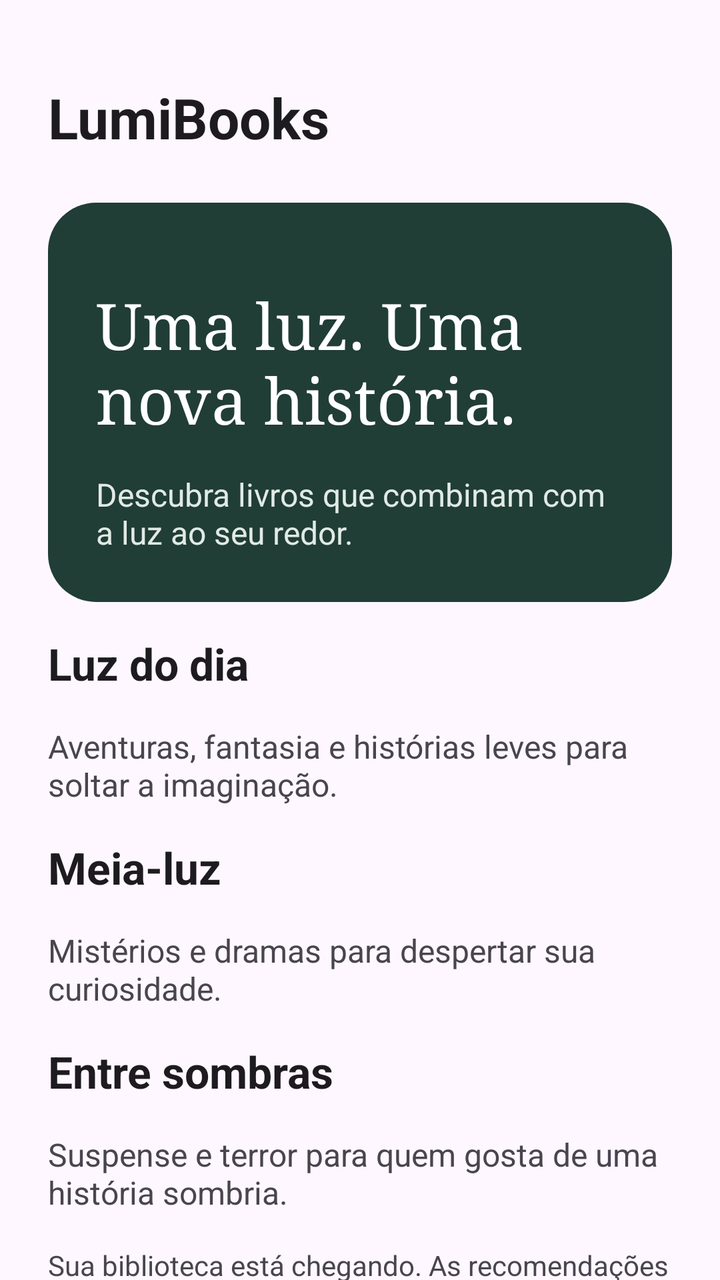
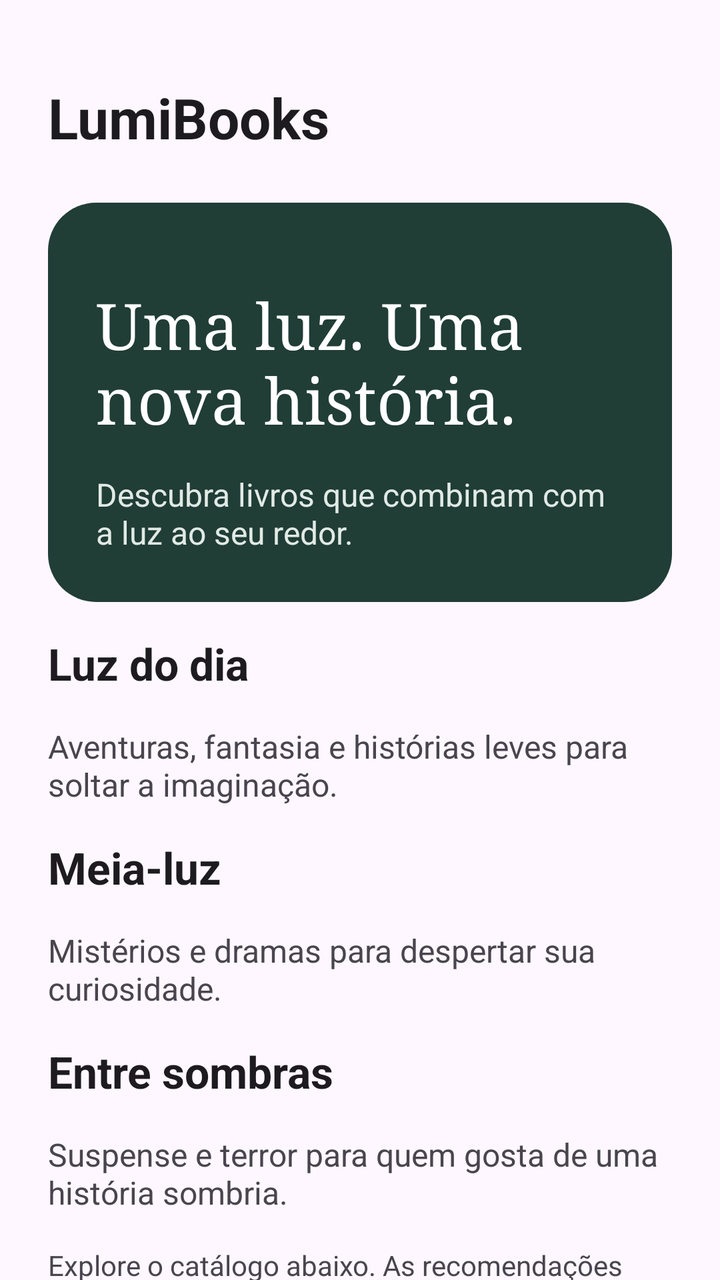

Before-and-after screenshots of an Android layout around one commit, followed by the original layout XML and the change that was made.
<!-- AndroidManifest.xml: application theme Theme.Projetofinal -->
<!-- res/layout/activity_main.xml -->
<?xml version="1.0" encoding="utf-8"?>
<androidx.core.widget.NestedScrollView xmlns:android="http://schemas.android.com/apk/res/android"
 android:id="@+id/main" android:layout_width="match_parent" android:layout_height="match_parent" android:fillViewport="true" android:background="?attr/colorSurface">
 <LinearLayout android:layout_width="match_parent" android:layout_height="wrap_content" android:orientation="vertical" android:padding="24dp">
 <TextView android:layout_width="match_parent" android:layout_height="wrap_content" android:text="@string/app_name" android:textSize="28sp" android:textColor="?attr/colorOnSurface" android:layout_marginTop="16dp" android:textStyle="bold" />
 <LinearLayout android:layout_width="match_parent" android:layout_height="wrap_content" android:orientation="vertical" android:padding="24dp" android:layout_marginTop="24dp" android:background="@drawable/background_intro">
 <TextView android:layout_width="match_parent" android:layout_height="wrap_content" android:text="@string/welcome" android:textSize="32sp" android:textColor="#FFFFFF" android:layout_marginTop="16dp" android:fontFamily="serif" />
 <TextView android:layout_width="match_parent" android:layout_height="wrap_content" android:text="@string/intro" android:textSize="16sp" android:textColor="#E1EAE5" android:layout_marginTop="16dp"  />
 </LinearLayout>
 <TextView android:layout_width="match_parent" android:layout_height="wrap_content" android:text="@string/light" android:textSize="22sp" android:textColor="?attr/colorOnSurface" android:layout_marginTop="16dp" android:textStyle="bold" /><TextView android:layout_width="match_parent" android:layout_height="wrap_content" android:text="@string/light_description" android:textSize="16sp" android:textColor="?attr/colorOnSurfaceVariant" android:layout_marginTop="16dp"  />
<TextView android:layout_width="match_parent" android:layout_height="wrap_content" android:text="@string/medium" android:textSize="22sp" android:textColor="?attr/colorOnSurface" android:layout_marginTop="16dp" android:textStyle="bold" /><TextView android:layout_width="match_parent" android:layout_height="wrap_content" android:text="@string/medium_description" android:textSize="16sp" android:textColor="?attr/colorOnSurfaceVariant" android:layout_marginTop="16dp"  />
<TextView android:layout_width="match_parent" android:layout_height="wrap_content" android:text="@string/dark" android:textSize="22sp" android:textColor="?attr/colorOnSurface" android:layout_marginTop="16dp" android:textStyle="bold" /><TextView android:layout_width="match_parent" android:layout_height="wrap_content" android:text="@string/dark_description" android:textSize="16sp" android:textColor="?attr/colorOnSurfaceVariant" android:layout_marginTop="16dp"  />
 <TextView android:layout_width="match_parent" android:layout_height="wrap_content" android:text="@string/coming_soon" android:textSize="14sp" android:textColor="?attr/colorOnSurfaceVariant" android:layout_marginTop="16dp"  />
 </LinearLayout>
</androidx.core.widget.NestedScrollView>
<!-- resources referenced by this layout -->
<resources>
  <!-- drawable background_intro (drawable) -->
  <shape xmlns:android="http://schemas.android.com/apk/res/android">
      <solid android:color="#203D36" />
      <corners android:radius="24dp" />
  </shape>
  <string name="app_name">LumiBooks</string>
  <string name="coming_soon">Sua biblioteca está chegando. As recomendações pela luminosidade serão adicionadas nas próximas etapas.</string>
  <string name="dark">Entre sombras</string>
  <string name="dark_description">Suspense e terror para quem gosta de uma história sombria.</string>
  <string name="intro">Descubra livros que combinam com a luz ao seu redor.</string>
  <string name="light">Luz do dia</string>
  <string name="light_description">Aventuras, fantasia e histórias leves para soltar a imaginação.</string>
  <string name="medium">Meia-luz</string>
  <string name="medium_description">Mistérios e dramas para despertar sua curiosidade.</string>
  <string name="welcome">Uma luz. Uma nova história.</string>
  <style name="Theme.Projetofinal" parent="Base.Theme.Projetofinal" />
  <style name="Base.Theme.Projetofinal" parent="Theme.Material3.DayNight.NoActionBar">
          
          
      </style>
</resources>

<!-- the commit's change to res/layout/activity_main.xml (unified diff, before → after) -->
@@ -11,5 +11,10 @@
 <TextView android:layout_width="match_parent" android:layout_height="wrap_content" android:text="@string/medium" android:textSize="22sp" android:textColor="?attr/colorOnSurface" android:layout_marginTop="16dp" android:textStyle="bold" /><TextView android:layout_width="match_parent" android:layout_height="wrap_content" android:text="@string/medium_description" android:textSize="16sp" android:textColor="?attr/colorOnSurfaceVariant" android:layout_marginTop="16dp"  />
 <TextView android:layout_width="match_parent" android:layout_height="wrap_content" android:text="@string/dark" android:textSize="22sp" android:textColor="?attr/colorOnSurface" android:layout_marginTop="16dp" android:textStyle="bold" /><TextView android:layout_width="match_parent" android:layout_height="wrap_content" android:text="@string/dark_description" android:textSize="16sp" android:textColor="?attr/colorOnSurfaceVariant" android:layout_marginTop="16dp"  />
  <TextView android:layout_width="match_parent" android:layout_height="wrap_content" android:text="@string/coming_soon" android:textSize="14sp" android:textColor="?attr/colorOnSurfaceVariant" android:layout_marginTop="16dp"  />
+ <TextView android:layout_width="match_parent" android:layout_height="wrap_content"
+     android:layout_marginTop="24dp" android:text="@string/catalog_title"
+     android:textSize="24sp" android:textStyle="bold" android:textColor="?attr/colorOnSurface" />
+ <LinearLayout android:id="@+id/book_list" android:layout_width="match_parent"
+     android:layout_height="wrap_content" android:orientation="vertical" />
  </LinearLayout>
 </androidx.core.widget.NestedScrollView>
<!-- resource entries referenced after the edit -->
@@ -6,7 +6,8 @@
       <corners android:radius="24dp" />
   </shape>
   <string name="app_name">LumiBooks</string>
-  <string name="coming_soon">Sua biblioteca está chegando. As recomendações pela luminosidade serão adicionadas nas próximas etapas.</string>
+  <string name="catalog_title">Explore a biblioteca</string>
+  <string name="coming_soon">Explore o catálogo abaixo. As recomendações automáticas pela luminosidade chegam em uma próxima etapa.</string>
   <string name="dark">Entre sombras</string>
   <string name="dark_description">Suspense e terror para quem gosta de uma história sombria.</string>
   <string name="intro">Descubra livros que combinam com a luz ao seu redor.</string>
